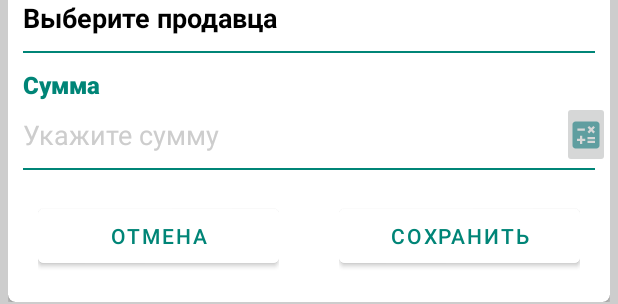
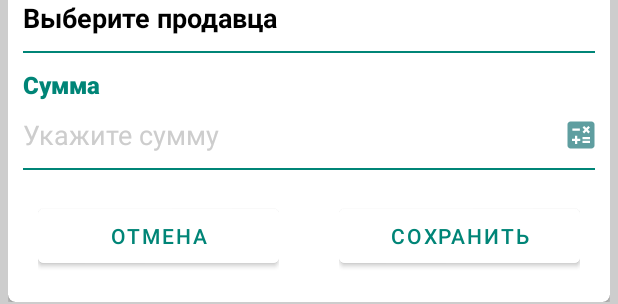
Before and after one commit to vvyus/BlogShop, an Android app: the layout activity_edit_purchase.xml on its own in the app's theme, with its tools: preview values and no code run, on a phone screen of 412 x 824 dp. Shown: the part 716-1020 px from the top of the screen. Run offline under Robolectric (Android 15) with nearby library versions, the phone set to English and light mode, and no system bars.

Commit message:
Добавил калькулятор

```diff
--- /dev/null
+++ b/app/src/main/res/drawable/ic_send.xml
@@ -0,0 +1,5 @@
+<vector android:autoMirrored="true" android:height="24dp"
+    android:tint="@color/blue_cadet_color" android:viewportHeight="24"
+    android:viewportWidth="24" android:width="24dp" xmlns:android="http://schemas.android.com/apk/res/android">
+    <path android:fillColor="@android:color/white" android:pathData="M10,17l5,-5 -5,-5v10z"/>
+</vector>
--- a/app/src/main/res/layout/activity_edit_purchase.xml
+++ b/app/src/main/res/layout/activity_edit_purchase.xml
@@ -242,7 +242,8 @@
                                 android:id="@+id/edSummaPurchase"
                                 android:layout_width="match_parent"
                                 android:layout_height="wrap_content"
-                                android:layout_weight="2"
+                                android:layout_marginEnd="10dp"
+                                android:layout_weight="6"
                                 android:background="@null"
                                 android:ems="10"
                                 android:hint="@string/summa_hint"
@@ -258,7 +259,9 @@
                                 android:id="@+id/btnCalculator"
                                 android:layout_width="wrap_content"
                                 android:layout_height="match_parent"
+                                android:layout_marginEnd="10dp"
                                 android:layout_weight="1"
+                                android:background="@android:color/transparent"
                                 app:srcCompat="@drawable/ic_calculator" />
                         </LinearLayout>
 
```
